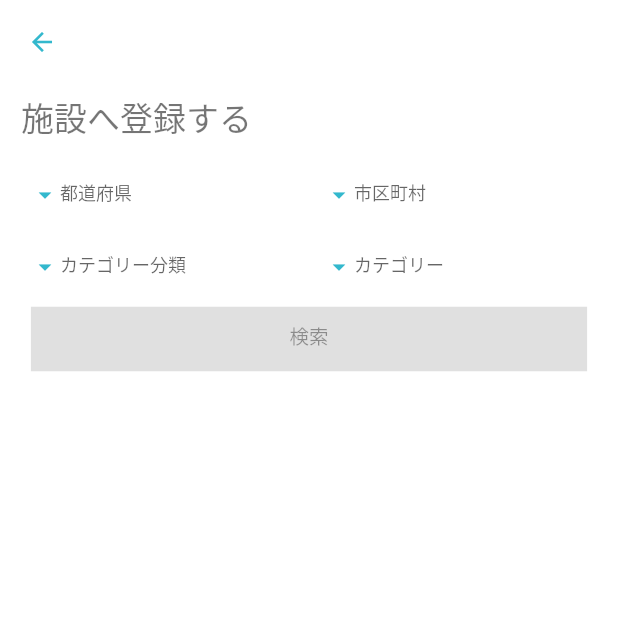
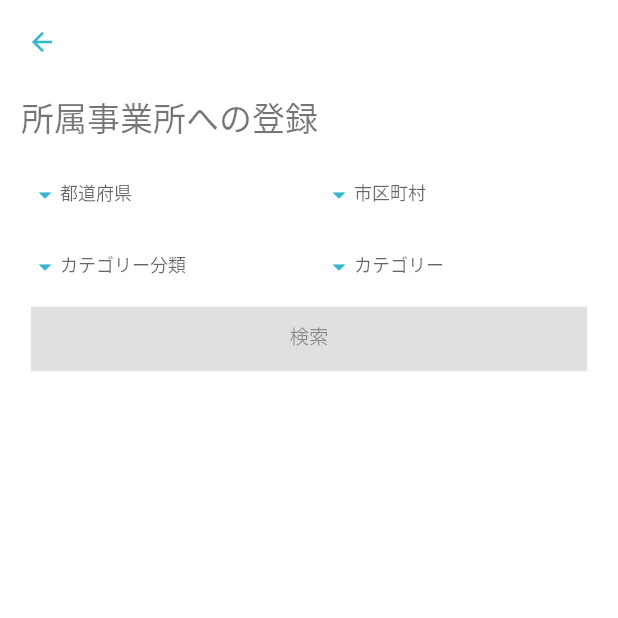
Before and after one commit to offg/welfarebrothers_for_woker, a Flutter app: the FacilityRegistrationScreen screen opened by its route, on a phone screen of 412 x 824 dp, the top half of it. Run offline on Flutter 3.47's test engine with Material 2 defaults, Android fonts, the phone set to English and light mode, and no system bars; our stand-ins replace charts_flutter, dio, flutter_slidable, get_it; accounts and stored records are empty; network calls fail; statements that could not run were skipped.

Commit message:
small fix facility search form

```diff
--- a/lib/screens/facility_registration.dart
+++ b/lib/screens/facility_registration.dart
@@ -4,33 +4,14 @@ import 'package:welfarebrothers_for_worker/components/facility/facility_search_f
 import 'package:welfarebrothers_for_worker/utils/design.dart';
 import 'package:welfarebrothers_for_worker_api_client/api.dart';
 
-class FacilityRegistrationScreen extends StatefulWidget {
-  _FacilityRegistrationScreenState createState() => _FacilityRegistrationScreenState();
-}
-
-class _FacilityRegistrationScreenState extends State<FacilityRegistrationScreen> {
-  int _prefCode;
-  int _cityCode;
-  String _categoryGroupId;
-  String _categoryId;
-  List<String> _facilities;
-  @override
-  void initState() {
-    _prefCode = null;
-    _cityCode = null;
-    _categoryGroupId = null;
-    _categoryId = null;
-    _facilities = [];
-    super.initState();
-  }
-
+class FacilityRegistrationScreen extends StatelessWidget {
   @override
   Widget build(BuildContext context) {
     var size = MediaQuery.of(context).size;
     return Scaffold(
       appBar: AppBar(),
       body: Column(children: [
-        SectionTitle("施設へ登録する"),
+        SectionTitle("所属事業所への登録"),
         FacilitySearchForm(
           onFacilityTap: (FacilityForWorker facility) => () {
             showDialog(
@@ -43,10 +24,24 @@ class _FacilityRegistrationScreenState extends State<FacilityRegistrationScreen>
                     child: Text("管理者として登録する"),
                     onPressed: () {},
                   ),
+                  Align(
+                    alignment: Alignment.center,
+                    child: Text(
+                      "* 電話による認証を行います",
+                      style: TextStyle(fontSize: 10, color: Colors.grey.shade400),
+                    ),
+                  ),
                   verticalSpace(size: 12),
                   FlatButton(
                     child: Text("従業員として登録する"),
                     onPressed: () {},
+                  ),
+                  Align(
+                    alignment: Alignment.center,
+                    child: Text(
+                      "* 管理者への承認リクエストを送信します",
+                      style: TextStyle(fontSize: 10, color: Colors.grey.shade400),
+                    ),
                   ),
                   verticalSpace(size: 12),
                   Padding(
```
